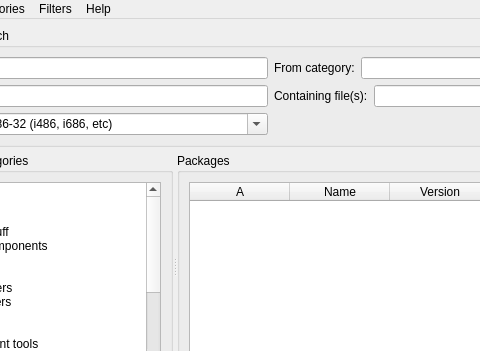
BackupTheBerlios/mops, file mpkg/manager/pkgmanager.ui: the form before one commit; both pictures show x 86 to 566 and y 0 to 351 of the 714 by 715 pixel window.
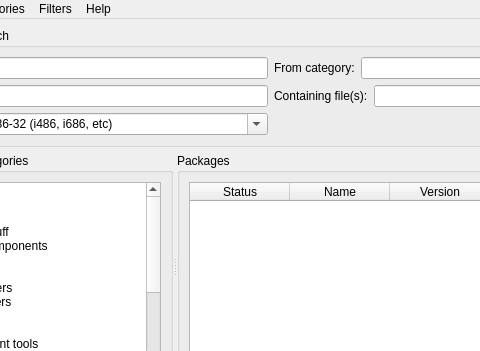
The form after the commit.

Diff of the .ui file:
```diff
--- a/mpkg/manager/pkgmanager.ui
+++ b/mpkg/manager/pkgmanager.ui
@@ -446,7 +446,7 @@
            </property>
            <column>
             <property name="text" >
-             <string>A</string>
+             <string>Status</string>
             </property>
            </column>
            <column>
```
Left out of the diff: 2 changed lines with no effect on the pictures.
